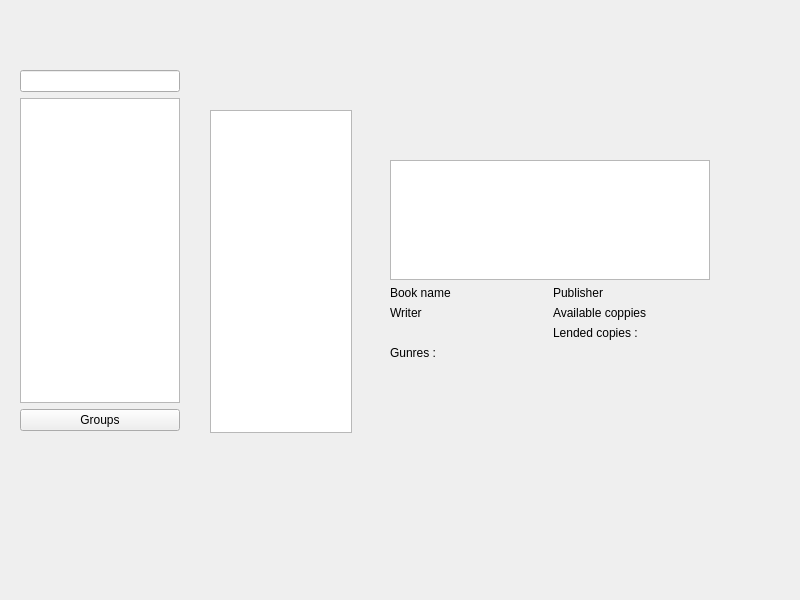
This is ReadOnly_page/readonly_page.ui in meh3one/Ap-FinalProj as Qt 5 draws it before an edit. The edited form follows.
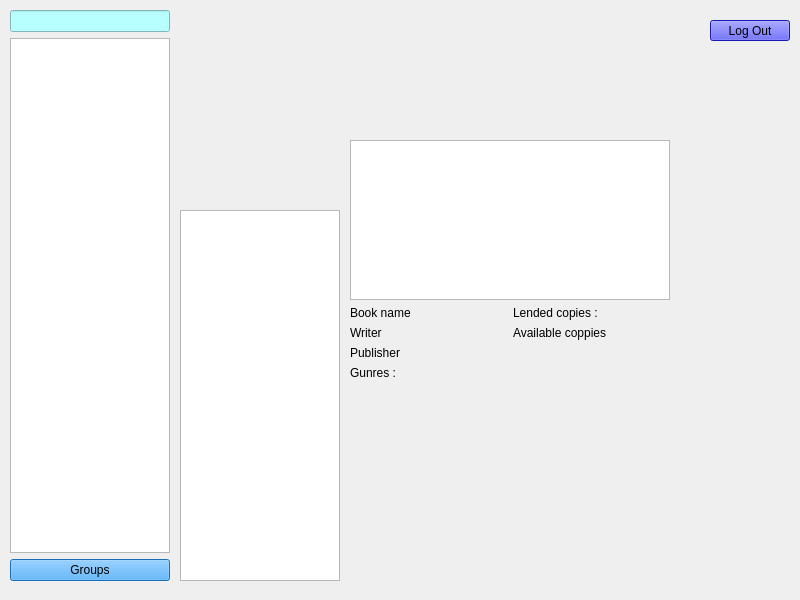
This is the edited form. Icons and pictures are not drawn.

Commit message: designed the 3rd page ::ReadOnly && Fixed Bugs && Hide passWord input

```diff
--- a/ReadOnly_page/readonly_page.ui
+++ b/ReadOnly_page/readonly_page.ui
@@ -14,96 +14,175 @@
    <string>MainWindow</string>
   </property>
   <widget class="QWidget" name="centralwidget">
-   <widget class="QWidget" name="verticalLayoutWidget">
-    <property name="geometry">
-     <rect>
-      <x>20</x>
-      <y>70</y>
-      <width>160</width>
-      <height>361</height>
-     </rect>
-    </property>
-    <layout class="QVBoxLayout" name="leftsidebar">
-     <item>
-      <widget class="QLineEdit" name="Search_bar_input"/>
-     </item>
-     <item>
-      <widget class="QListWidget" name="BookList_Widget_output"/>
-     </item>
-     <item>
-      <widget class="QPushButton" name="Gunre_show_button">
-       <property name="text">
-        <string>Groups</string>
-       </property>
-      </widget>
-     </item>
-    </layout>
-   </widget>
+   <property name="styleSheet">
+    <string notr="true">#centralwidget
+{
+border-image: url(:/new/prefix1/Pics/ReadOnly_page.jpg);
+}</string>
+   </property>
    <widget class="QWidget" name="Read_widget" native="true">
     <property name="geometry">
      <rect>
-      <x>390</x>
-      <y>160</y>
+      <x>350</x>
+      <y>140</y>
       <width>320</width>
-      <height>200</height>
+      <height>240</height>
      </rect>
     </property>
+    <property name="styleSheet">
+     <string notr="true">background-color: rgba(255, 255, 255,.8) ;
+
+color: rgb(0, 0, 0);</string>
+    </property>
     <layout class="QGridLayout" name="Read_Widget">
      <item row="2" column="1">
       <widget class="QLabel" name="Read_avalablecopies">
+       <property name="styleSheet">
+        <string notr="true">background-color: rgba(255, 255, 255,.0) ;
+
+</string>
+       </property>
        <property name="text">
         <string>Available coppies</string>
        </property>
       </widget>
      </item>
-     <item row="3" column="1">
-      <widget class="QLabel" name="Read_lendedCopies_lable">
-       <property name="text">
-        <string>Lended copies :</string>
-       </property>
-      </widget>
-     </item>
-     <item row="4" column="0" colspan="2">
-      <widget class="QLabel" name="Read_Gunre_lable">
-       <property name="text">
-        <string>Gunres :</string>
-       </property>
-      </widget>
-     </item>
      <item row="1" column="0">
       <widget class="QLabel" name="Read_Name_lable">
+       <property name="styleSheet">
+        <string notr="true">background-color: rgba(255, 255, 255,.0) ;
+
+</string>
+       </property>
        <property name="text">
         <string>Book name</string>
        </property>
       </widget>
      </item>
-     <item row="1" column="1">
-      <widget class="QLabel" name="Read_pub_lable">
-       <property name="text">
-        <string>Publisher</string>
-       </property>
-      </widget>
-     </item>
      <item row="0" column="0" colspan="2">
       <widget class="QTextBrowser" name="Read__output"/>
      </item>
      <item row="2" column="0">
       <widget class="QLabel" name="Read_Writer_lable">
+       <property name="styleSheet">
+        <string notr="true">background-color: rgba(255, 255, 255,.0) ;
+
+</string>
+       </property>
        <property name="text">
         <string>Writer</string>
        </property>
       </widget>
      </item>
+     <item row="3" column="0">
+      <widget class="QLabel" name="Read_pub_lable">
+       <property name="styleSheet">
+        <string notr="true">background-color: rgba(255, 255, 255,.0) ;
+
+</string>
+       </property>
+       <property name="text">
+        <string>Publisher</string>
+       </property>
+      </widget>
+     </item>
+     <item row="1" column="1">
+      <widget class="QLabel" name="Read_lendedCopies_lable">
+       <property name="styleSheet">
+        <string notr="true">background-color: rgba(255, 255, 255,.0) ;
+
+</string>
+       </property>
+       <property name="text">
+        <string>Lended copies :</string>
+       </property>
+      </widget>
+     </item>
+     <item row="4" column="0" colspan="2">
+      <widget class="QLabel" name="Read_Gunre_lable">
+       <property name="styleSheet">
+        <string notr="true">background-color: rgba(255, 255, 255,.0) ;
+
+</string>
+       </property>
+       <property name="text">
+        <string>Gunres :</string>
+       </property>
+      </widget>
+     </item>
     </layout>
    </widget>
-   <widget class="QListWidget" name="GunreList_widget_output">
+   <widget class="QWidget" name="verticalWidget" native="true">
     <property name="geometry">
      <rect>
-      <x>210</x>
-      <y>110</y>
-      <width>142</width>
-      <height>323</height>
+      <x>10</x>
+      <y>10</y>
+      <width>160</width>
+      <height>571</height>
      </rect>
+    </property>
+    <property name="styleSheet">
+     <string notr="true">background-color: rgba(255, 255, 255,.8) ;
+
+color: rgb(0, 0, 0);</string>
+    </property>
+    <layout class="QVBoxLayout" name="leftsidebar">
+     <item>
+      <widget class="QLineEdit" name="Search_bar_input">
+       <property name="styleSheet">
+        <string notr="true">background-color: rgb(183, 254, 255)</string>
+       </property>
+      </widget>
+     </item>
+     <item>
+      <widget class="QListWidget" name="BookList_Widget_output"/>
+     </item>
+     <item>
+      <widget class="QPushButton" name="Gunre_show_button">
+       <property name="styleSheet">
+        <string notr="true">background-color: rgb(38, 154, 255)</string>
+       </property>
+       <property name="text">
+        <string>Groups</string>
+       </property>
+      </widget>
+     </item>
+    </layout>
+   </widget>
+   <widget class="QWidget" name="Gunre_output_widget" native="true">
+    <property name="geometry">
+     <rect>
+      <x>180</x>
+      <y>210</y>
+      <width>160</width>
+      <height>371</height>
+     </rect>
+    </property>
+    <property name="styleSheet">
+     <string notr="true">background-color: rgba(255, 255, 255,.8) ;
+
+color: rgb(0, 0, 0);</string>
+    </property>
+    <layout class="QVBoxLayout" name="Gunre_widget">
+     <item>
+      <widget class="QListWidget" name="GunreList_widget_output"/>
+     </item>
+    </layout>
+   </widget>
+   <widget class="QPushButton" name="pushButton">
+    <property name="geometry">
+     <rect>
+      <x>710</x>
+      <y>20</y>
+      <width>80</width>
+      <height>21</height>
+     </rect>
+    </property>
+    <property name="styleSheet">
+     <string notr="true">background-color: rgb(34, 34, 255);</string>
+    </property>
+    <property name="text">
+     <string>Log Out</string>
     </property>
    </widget>
   </widget>
```
The commit also changes 10 other files.
